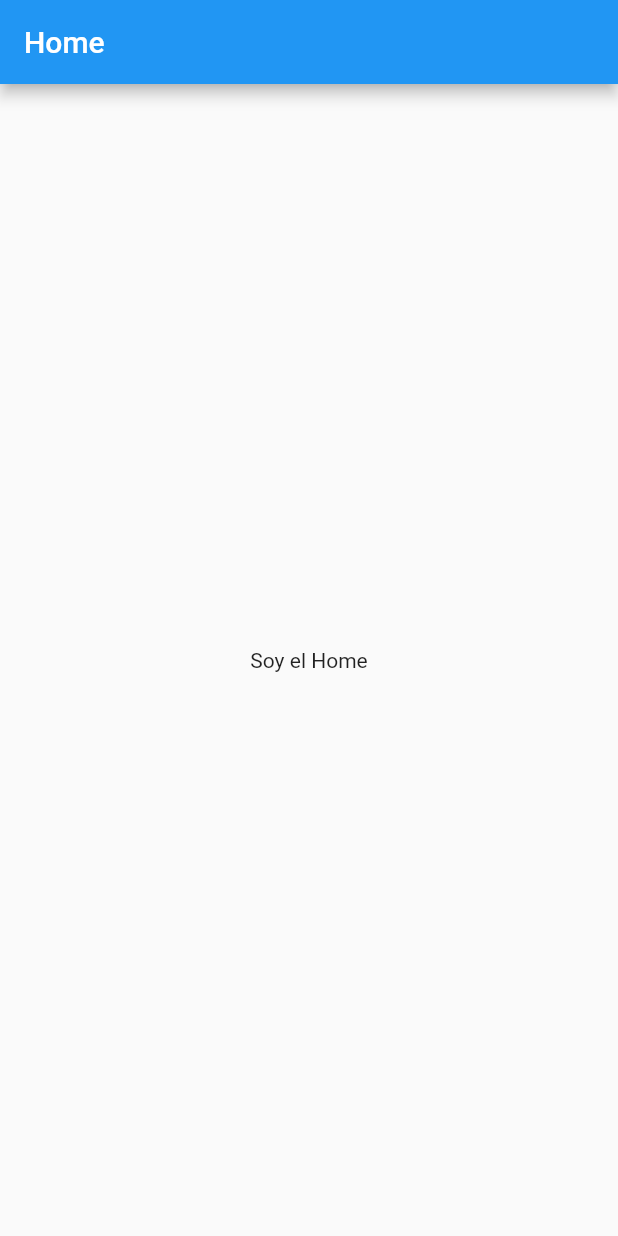
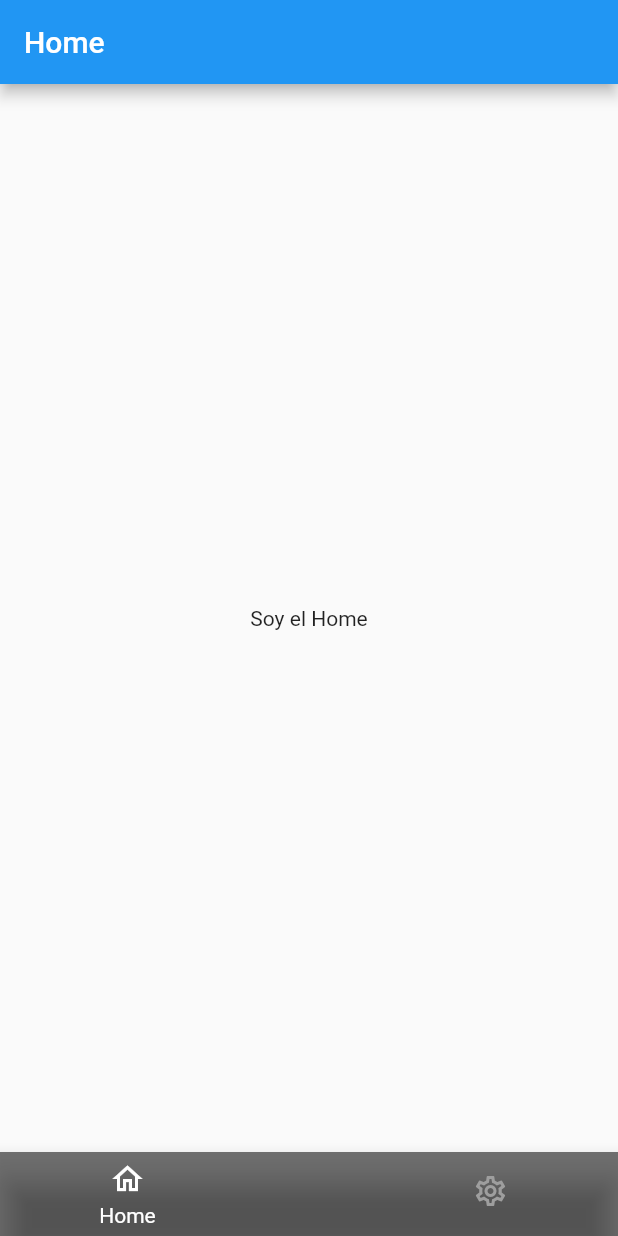
Before and after one commit to miguel-GF/nomina_control_flutter, a Flutter app: the screen it shows after launch, on a phone screen of 412 x 824 dp. Run offline on Flutter 3.47's test engine with Material 2 defaults, Android fonts, the phone set to English and light mode, and no system bars; drawn by our look-alikes of animated_bottom_navigation_bar, auto_size_text; our stand-ins replace get, lottie.

Commit message:
[Home] Se agrega lógica para funcionalidad de bottom navigation bar

```diff
--- a/lib/screens/home_screen.dart
+++ b/lib/screens/home_screen.dart
@@ -1,16 +1,91 @@
+import 'package:animated_bottom_navigation_bar/animated_bottom_navigation_bar.dart';
+import 'package:auto_size_text/auto_size_text.dart';
 import 'package:flutter/material.dart';
 
-class HomeScreen extends StatelessWidget {
+class HomeScreen extends StatefulWidget {
   const HomeScreen({super.key});
+
+  @override
+  State<HomeScreen> createState() => _HomeScreenState();
+}
+
+class _HomeScreenState extends State<HomeScreen> {
+  int _bottomNavIndex = 0;
+  AutoSizeGroup autoSizeGroup = AutoSizeGroup();
+
+  final List<Map<String, dynamic>> menuList = <Map<String, dynamic>>[
+    <String, dynamic>{'icono': Icons.home_outlined, 'titulo': 'Home'},
+    <String, dynamic>{
+      'icono': Icons.settings_outlined,
+      'titulo': 'Configuración'
+    },
+  ];
+
+  String _obtenerTitulo() {
+    return menuList[_bottomNavIndex]['titulo'].toString();
+  }
 
   @override
   Widget build(BuildContext context) {
     return Scaffold(
       appBar: AppBar(
-        title: const Text('Home'),
+        title: Text(_obtenerTitulo()),
       ),
-      body: const Center(
-        child: Text('Soy el Home'),
+      body: Center(
+        child: Column(
+          mainAxisAlignment: MainAxisAlignment.center,
+          children: <Widget>[
+            Visibility(
+              visible: _bottomNavIndex == 0,
+              child: const Text('Soy el Home'),
+            ),
+            Visibility(
+              visible: _bottomNavIndex == 1,
+              child: const Text('Soy configuraciones'),
+            ),
+          ],
+        ),
+      ),
+      bottomNavigationBar: AnimatedBottomNavigationBar.builder(
+        itemCount: menuList.length,
+        activeIndex: _bottomNavIndex,
+        backgroundColor: Colors.black54,
+        onTap: (int index) => setState(() => _bottomNavIndex = index),
+        gapLocation: GapLocation.center,
+        notchSmoothness: NotchSmoothness.verySmoothEdge,
+        tabBuilder: (int index, bool isActive) {
+          final Color color = isActive ? Colors.white : Colors.grey.shade500;
+          return Column(
+            mainAxisSize: MainAxisSize.min,
+            mainAxisAlignment: MainAxisAlignment.center,
+            children: <Widget>[
+              Column(
+                mainAxisSize: MainAxisSize.min,
+                mainAxisAlignment: MainAxisAlignment.spaceBetween,
+                children: <Widget>[
+                  Icon(
+                    menuList[index]['icono'],
+                    size: 24,
+                    color: color,
+                  ),
+                  const SizedBox(height: 4),
+                  Visibility(
+                    visible: isActive,
+                    child: Padding(
+                      padding: const EdgeInsets.symmetric(horizontal: 9),
+                      child: AutoSizeText(
+                        menuList[index]['titulo'],
+                        maxLines: 1,
+                        style: TextStyle(color: color),
+                        group: autoSizeGroup,
+                      ),
+                    ),
+                  )
+                ],
+              ),
+            ],
+          );
+        },
       ),
     );
   }
```
